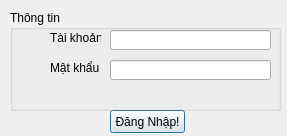
quocanh1897/LibraryPro---Qt-app, file Qt GUI/LIBPRO/signin.ui: the form before one commit.
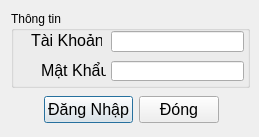
The form after the commit. Icons and pictures are not drawn.

Diff of the .ui file:
```diff
--- a/Qt GUI/LIBPRO/signin.ui
+++ b/Qt GUI/LIBPRO/signin.ui
@@ -6,33 +6,24 @@
    <rect>
     <x>0</x>
     <y>0</y>
-    <width>287</width>
-    <height>136</height>
+    <width>259</width>
+    <height>137</height>
    </rect>
   </property>
   <property name="windowTitle">
    <string>Dialog</string>
   </property>
-  <widget class="QPushButton" name="pushButton">
-   <property name="geometry">
-    <rect>
-     <x>110</x>
-     <y>110</y>
-     <width>75</width>
-     <height>23</height>
-    </rect>
-   </property>
-   <property name="text">
-    <string>Đăng Nhập!</string>
-   </property>
-  </widget>
+  <property name="windowIcon">
+   <iconset resource="src.qrc">
+    <normaloff>:/images/acc.png</normaloff>:/images/acc.png</iconset>
+  </property>
   <widget class="QGroupBox" name="groupBox">
    <property name="geometry">
     <rect>
-     <x>10</x>
-     <y>10</y>
-     <width>271</width>
-     <height>101</height>
+     <x>11</x>
+     <y>11</y>
+     <width>239</width>
+     <height>77</height>
     </rect>
    </property>
    <property name="title">
@@ -41,27 +32,22 @@
    <widget class="QLabel" name="label">
     <property name="geometry">
      <rect>
-      <x>40</x>
+      <x>20</x>
       <y>20</y>
-      <width>51</width>
-      <height>16</height>
+      <width>71</width>
+      <height>19</height>
      </rect>
     </property>
-    <property name="text">
-     <string>Tài khoản</string>
+    <property name="font">
+     <font>
+      <pointsize>12</pointsize>
+     </font>
     </property>
-   </widget>
-   <widget class="QLabel" name="label_2">
-    <property name="geometry">
-     <rect>
-      <x>40</x>
-      <y>50</y>
-      <width>51</width>
-      <height>16</height>
-     </rect>
+    <property name="styleSheet">
+     <string notr="true"/>
     </property>
     <property name="text">
-     <string>Mật khẩu</string>
+     <string>Tài Khoản</string>
     </property>
    </widget>
    <widget class="QLineEdit" name="lineEdit_accountname">
@@ -69,8 +55,8 @@
      <rect>
       <x>100</x>
       <y>20</y>
-      <width>161</width>
-      <height>20</height>
+      <width>133</width>
+      <height>21</height>
      </rect>
     </property>
    </widget>
@@ -79,7 +65,7 @@
      <rect>
       <x>100</x>
       <y>50</y>
-      <width>161</width>
+      <width>133</width>
       <height>20</height>
      </rect>
     </property>
@@ -87,6 +73,86 @@
      <enum>QLineEdit::Password</enum>
     </property>
    </widget>
+   <widget class="QLabel" name="label_2">
+    <property name="geometry">
+     <rect>
+      <x>30</x>
+      <y>50</y>
+      <width>65</width>
+      <height>19</height>
+     </rect>
+    </property>
+    <property name="font">
+     <font>
+      <pointsize>12</pointsize>
+     </font>
+    </property>
+    <property name="text">
+     <string>Mật Khẩu</string>
+    </property>
+   </widget>
+  </widget>
+  <widget class="QWidget" name="">
+   <property name="geometry">
+    <rect>
+     <x>11</x>
+     <y>94</y>
+     <width>241</width>
+     <height>31</height>
+    </rect>
+   </property>
+   <layout class="QHBoxLayout" name="horizontalLayout">
+    <item>
+     <spacer name="horizontalSpacer">
+      <property name="orientation">
+       <enum>Qt::Horizontal</enum>
+      </property>
+      <property name="sizeHint" stdset="0">
+       <size>
+        <width>40</width>
+        <height>20</height>
+       </size>
+      </property>
+     </spacer>
+    </item>
+    <item>
+     <widget class="QPushButton" name="pushButton">
+      <property name="font">
+       <font>
+        <pointsize>12</pointsize>
+       </font>
+      </property>
+      <property name="text">
+       <string>Đăng Nhập</string>
+      </property>
+     </widget>
+    </item>
+    <item>
+     <widget class="QPushButton" name="pushButton_2">
+      <property name="font">
+       <font>
+        <pointsize>12</pointsize>
+       </font>
+      </property>
+      <property name="text">
+       <string>Đóng</string>
+      </property>
+     </widget>
+    </item>
+    <item>
+     <spacer name="horizontalSpacer_2">
+      <property name="orientation">
+       <enum>Qt::Horizontal</enum>
+      </property>
+      <property name="sizeHint" stdset="0">
+       <size>
+        <width>40</width>
+        <height>20</height>
+       </size>
+      </property>
+     </spacer>
+    </item>
+   </layout>
   </widget>
  </widget>
  <resources/>
```
Left out of the diff: 14 changed lines with no effect on the pictures.
